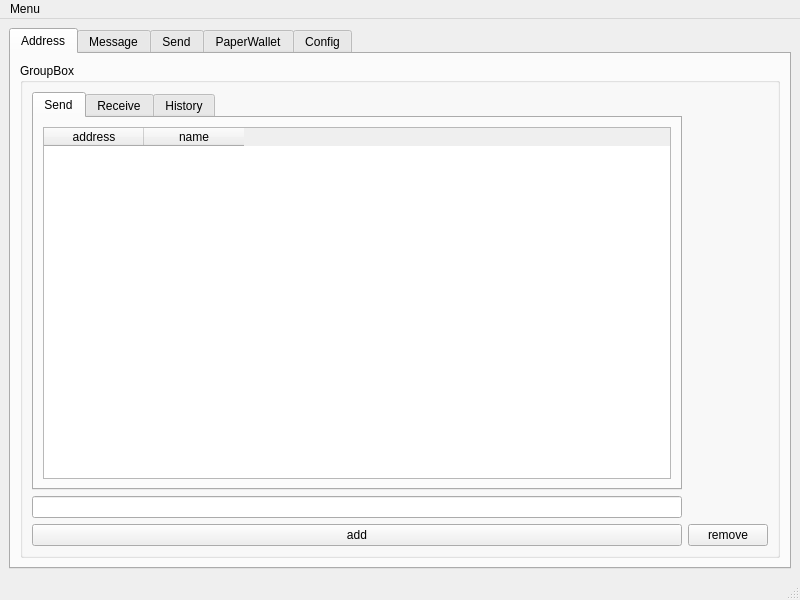
Above: lite/mainwindow.ui from netpipe/Ethereum-QWallet before the change. Below: the same form after it.
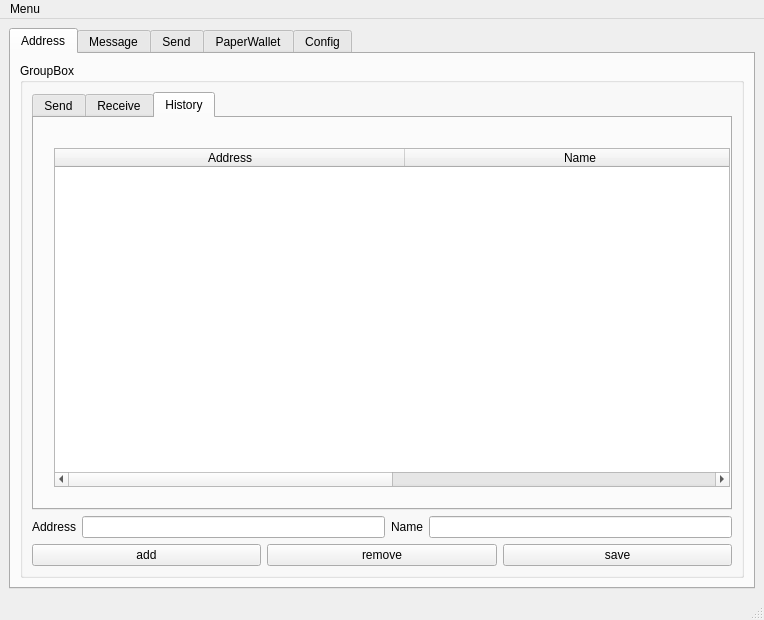
That is the form after the change. The open tabs and pages were chosen to show the change.

Patch:
```diff
--- a/lite/mainwindow.ui
+++ b/lite/mainwindow.ui
@@ -6,15 +6,15 @@
    <rect>
     <x>0</x>
     <y>0</y>
-    <width>800</width>
-    <height>600</height>
+    <width>764</width>
+    <height>620</height>
    </rect>
   </property>
   <property name="windowTitle">
    <string>MainWindow</string>
   </property>
   <widget class="QWidget" name="centralwidget">
-   <layout class="QGridLayout" name="gridLayout_2">
+   <layout class="QGridLayout" name="gridLayout_5">
     <item row="0" column="0">
      <widget class="QTabWidget" name="tabWidget">
       <property name="currentIndex">
@@ -24,50 +24,36 @@
        <attribute name="title">
         <string>Address</string>
        </attribute>
-       <layout class="QGridLayout" name="gridLayout_5">
+       <layout class="QGridLayout" name="gridLayout_2">
         <item row="0" column="0">
          <widget class="QGroupBox" name="groupBox_2">
           <property name="title">
            <string>GroupBox</string>
           </property>
           <layout class="QGridLayout" name="gridLayout_4">
-           <item row="1" column="0">
-            <widget class="QLineEdit" name="lineEdit"/>
-           </item>
-           <item row="2" column="0">
-            <widget class="QPushButton" name="addressadd">
-             <property name="text">
-              <string>add</string>
-             </property>
-            </widget>
-           </item>
-           <item row="2" column="2">
-            <widget class="QPushButton" name="addressremove">
-             <property name="text">
-              <string>remove</string>
-             </property>
-            </widget>
-           </item>
            <item row="0" column="0">
             <widget class="QTabWidget" name="tabWidget_2">
              <property name="currentIndex">
               <number>2</number>
              </property>
-             <widget class="QWidget" name="tab_5">
+             <widget class="QWidget" name="send_tab">
               <attribute name="title">
                <string>Send</string>
               </attribute>
               <layout class="QGridLayout" name="gridLayout_6">
                <item row="0" column="0">
-                <widget class="QTableWidget" name="tableWidget">
+                <widget class="QTableWidget" name="send_tb">
+                 <attribute name="horizontalHeaderDefaultSectionSize">
+                  <number>350</number>
+                 </attribute>
                  <column>
                   <property name="text">
-                   <string>address</string>
+                   <string>Address</string>
                   </property>
                  </column>
                  <column>
                   <property name="text">
-                   <string>name</string>
+                   <string>Name</string>
                   </property>
                  </column>
                 </widget>
@@ -84,29 +70,85 @@
                </item>
               </layout>
              </widget>
-             <widget class="QWidget" name="tab_7">
+             <widget class="QWidget" name="tab_5">
               <attribute name="title">
                <string>History</string>
               </attribute>
-              <layout class="QGridLayout" name="gridLayout_11">
-               <item row="0" column="0">
-                <widget class="QTableWidget" name="tableWidget_2">
-                 <column>
-                  <property name="text">
-                   <string>address</string>
-                  </property>
-                 </column>
-                 <column>
-                  <property name="text">
-                   <string>ammount</string>
-                  </property>
-                 </column>
-                </widget>
-               </item>
-              </layout>
+              <widget class="QTableWidget" name="receive_tb_2">
+               <property name="geometry">
+                <rect>
+                 <x>20</x>
+                 <y>30</y>
+                 <width>676</width>
+                 <height>339</height>
+                </rect>
+               </property>
+               <attribute name="horizontalHeaderDefaultSectionSize">
+                <number>350</number>
+               </attribute>
+               <column>
+                <property name="text">
+                 <string>Address</string>
+                </property>
+               </column>
+               <column>
+                <property name="text">
+                 <string>Name</string>
+                </property>
+               </column>
+              </widget>
              </widget>
             </widget>
            </item>
+           <item row="1" column="0">
+            <layout class="QHBoxLayout" name="horizontalLayout_3">
+             <item>
+              <widget class="QLabel" name="label_14">
+               <property name="text">
+                <string>Address</string>
+               </property>
+              </widget>
+             </item>
+             <item>
+              <widget class="QLineEdit" name="addr_add"/>
+             </item>
+             <item>
+              <widget class="QLabel" name="label_15">
+               <property name="text">
+                <string>Name</string>
+               </property>
+              </widget>
+             </item>
+             <item>
+              <widget class="QLineEdit" name="name_add"/>
+             </item>
+            </layout>
+           </item>
+           <item row="2" column="0">
+            <layout class="QHBoxLayout" name="horizontalLayout_2">
+             <item>
+              <widget class="QPushButton" name="addressadd">
+               <property name="text">
+                <string>add</string>
+               </property>
+              </widget>
+             </item>
+             <item>
+              <widget class="QPushButton" name="addressremove">
+               <property name="text">
+                <string>remove</string>
+               </property>
+              </widget>
+             </item>
+             <item>
+              <widget class="QPushButton" name="addresssave">
+               <property name="text">
+                <string>save</string>
+               </property>
+              </widget>
+             </item>
+            </layout>
+           </item>
           </layout>
          </widget>
         </item>
@@ -586,7 +628,7 @@
     <rect>
      <x>0</x>
      <y>0</y>
-     <width>800</width>
+     <width>764</width>
      <height>31</height>
     </rect>
    </property>
```
Left out of the diff: 22 changed lines with no effect on the pictures.
